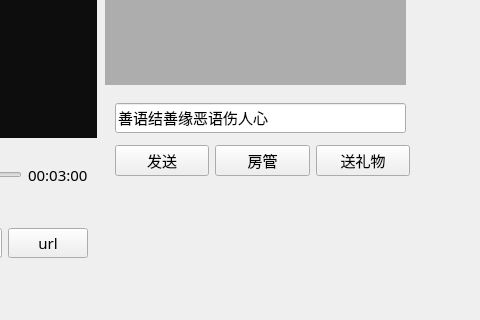
This is MediaPlayer/playerdialog.ui in ceniain/living-system as Qt 5 draws it before an edit; both pictures show x 775 to 1255 and y 437 to 757 of the 1255 by 757 pixel window. The edited form follows.
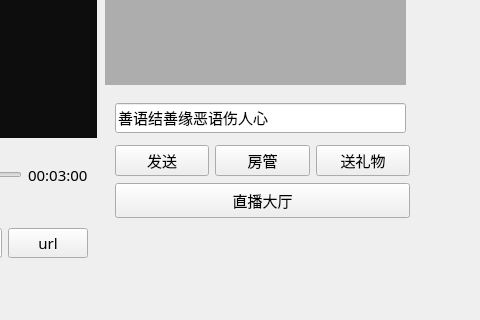
This is the edited form. Custom widgets are drawn as their Qt base class.

Commit message:
feat: 观众端直播大厅完整实现
- 新增观众端RoomHallWidget类（独立窗口，无创建房间按钮）
- 新增双击列表行进房间功能
- 修复房间名乱码问题（fromLocal8Bit改为fromUtf8）
- 完善大厅窗口关闭逻辑（进房/下播/断开/关闭时自动清理）
- 主播端同步修复乱码问题

What changed in the file:
```diff
--- a/MediaPlayer/playerdialog.ui
+++ b/MediaPlayer/playerdialog.ui
@@ -248,6 +248,19 @@
     </item>
    </layout>
   </widget>
+  <widget class="QPushButton" name="btn_RoomHall">
+   <property name="geometry">
+    <rect>
+     <x>890</x>
+     <y>620</y>
+     <width>295</width>
+     <height>35</height>
+    </rect>
+   </property>
+   <property name="text">
+    <string>直播大厅</string>
+   </property>
+  </widget>
  </widget>
  <customwidgets>
   <customwidget>
```
The commit also changes 11 other files.
